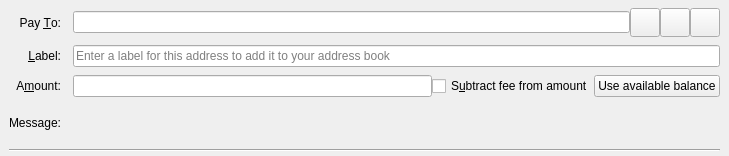
Before: the Qt Designer form src/qt/forms/sendcoinsentry.ui in equalishcoin/equalishcoind, drawn with Qt 5.
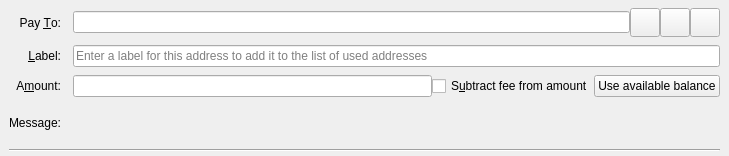
After: the same form once the commit is applied. Icons and pictures are not drawn. Custom widgets are drawn as their Qt base class.

Commit message: qt: Normalize placeholder to avoid using "address book" in sendcoinsentry

The edit to the form file:
```diff
--- a/src/qt/forms/sendcoinsentry.ui
+++ b/src/qt/forms/sendcoinsentry.ui
@@ -151,7 +151,7 @@
        <string>Enter a label for this address to add it to the list of used addresses</string>
       </property>
       <property name="placeholderText">
-       <string>Enter a label for this address to add it to your address book</string>
+       <string>Enter a label for this address to add it to the list of used addresses</string>
       </property>
      </widget>
     </item>
```
